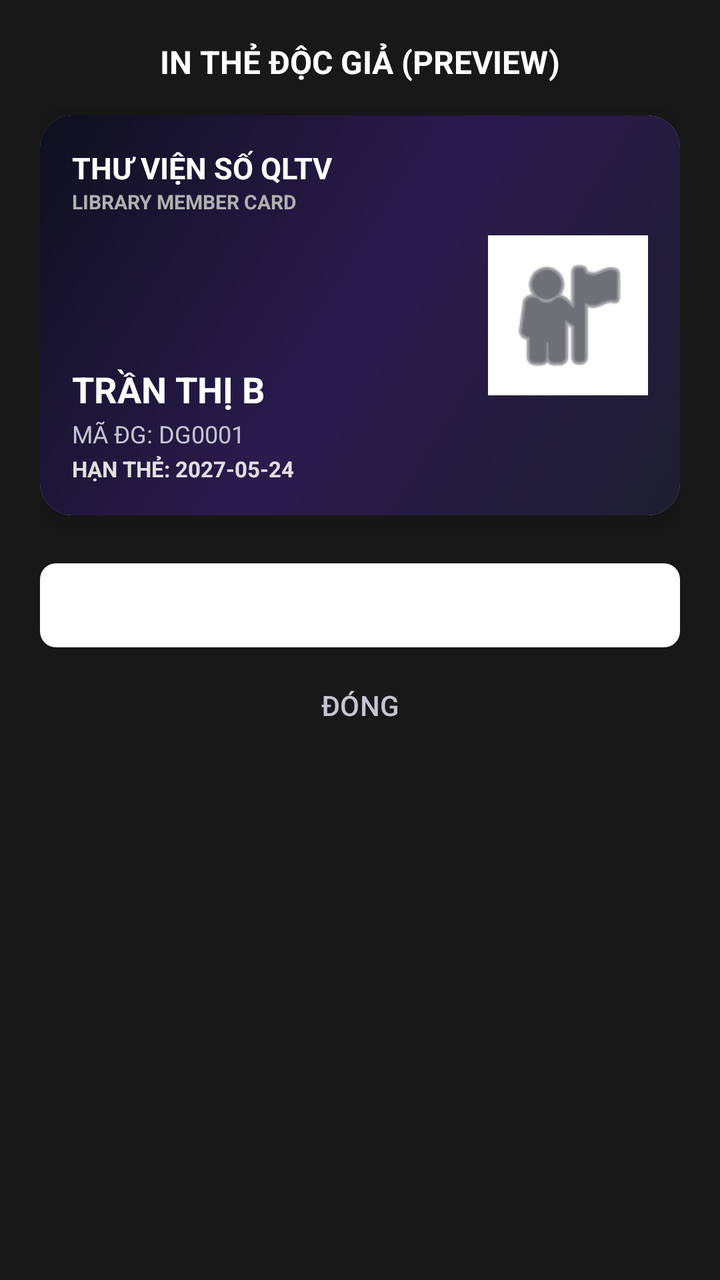
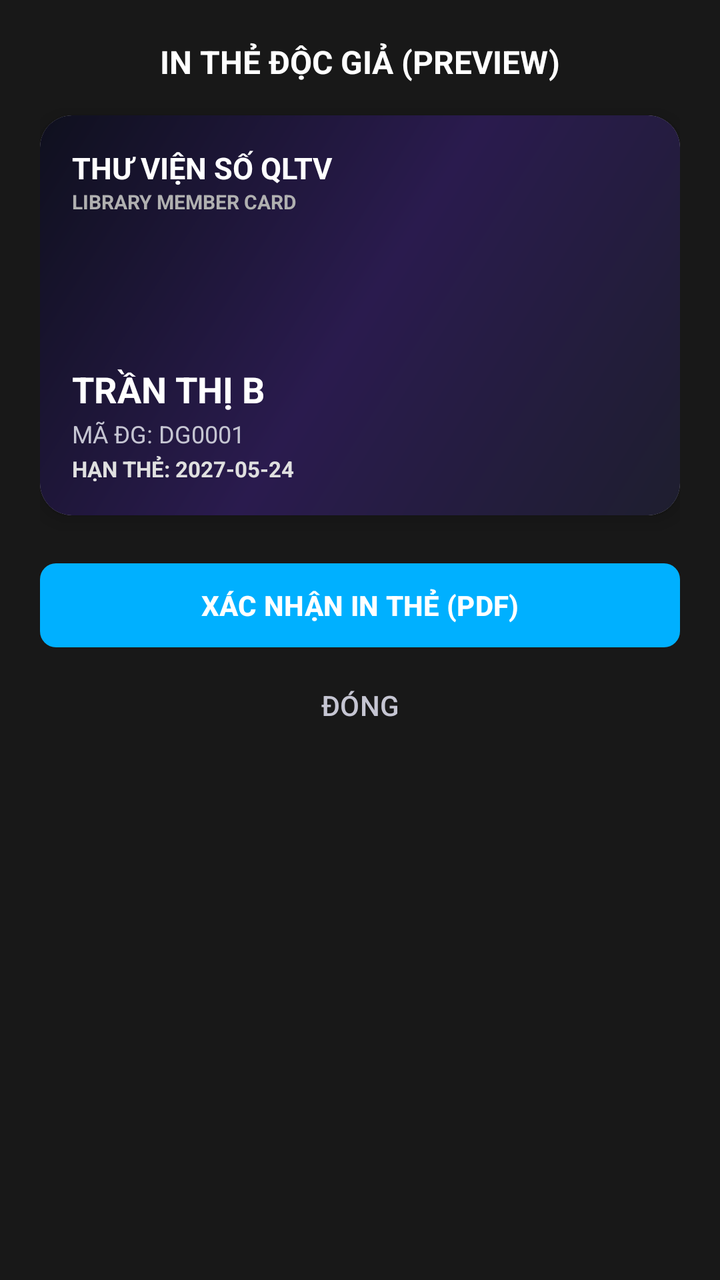

Compare the two renders of this Android layout. The source of the first and the diff that turns it into the second are given below.
<!-- AndroidManifest.xml: application theme Theme.QLTV -->
<!-- res/layout/dialog_card_preview.xml -->
<?xml version="1.0" encoding="utf-8"?>
<LinearLayout xmlns:android="http://schemas.android.com/apk/res/android"
    xmlns:app="http://schemas.android.com/apk/res-auto"
    android:layout_width="match_parent"
    android:layout_height="wrap_content"
    android:background="#181818"
    android:orientation="vertical"
    android:padding="20dp">

    <TextView
        android:layout_width="wrap_content"
        android:layout_height="wrap_content"
        android:layout_gravity="center"
        android:layout_marginBottom="16dp"
        android:text="IN THẺ ĐỘC GIẢ (PREVIEW)"
        android:textColor="#FFFFFF"
        android:textSize="16sp"
        android:textStyle="bold" />

    
    <androidx.cardview.widget.CardView
        android:id="@+id/cardLayout"
        android:layout_width="match_parent"
        android:layout_height="200dp"
        android:layout_marginBottom="20dp"
        app:cardCornerRadius="16dp"
        app:cardElevation="6dp">

        
        <RelativeLayout
            android:layout_width="match_parent"
            android:layout_height="match_parent"
            android:background="@drawable/login_gradient"
            android:padding="16dp">

            <TextView
                android:id="@+id/txtCardApp"
                android:layout_width="wrap_content"
                android:layout_height="wrap_content"
                android:text="THƯ VIỆN SỐ QLTV"
                android:textColor="#FFFFFF"
                android:textSize="15sp"
                android:textStyle="bold" />

            <TextView
                android:layout_width="wrap_content"
                android:layout_height="wrap_content"
                android:layout_below="@id/txtCardApp"
                android:text="LIBRARY MEMBER CARD"
                android:textColor="#B0B0B0"
                android:textSize="10sp"
                android:textStyle="bold" />

            <LinearLayout
                android:layout_width="wrap_content"
                android:layout_height="wrap_content"
                android:layout_alignParentBottom="true"
                android:orientation="vertical">

                <TextView
                    android:id="@+id/txtCardName"
                    android:layout_width="wrap_content"
                    android:layout_height="wrap_content"
                    android:text="TRẦN THỊ B"
                    android:textColor="#FFFFFF"
                    android:textSize="18sp"
                    android:textStyle="bold" />

                <TextView
                    android:id="@+id/txtCardCode"
                    android:layout_width="wrap_content"
                    android:layout_height="wrap_content"
                    android:layout_marginTop="2dp"
                    android:text="MÃ ĐG: DG0001"
                    android:textColor="#C5C5D2"
                    android:textSize="12sp" />

                <TextView
                    android:id="@+id/txtCardExpiry"
                    android:layout_width="wrap_content"
                    android:layout_height="wrap_content"
                    android:layout_marginTop="2dp"
                    android:text="HẠN THẺ: 2027-05-24"
                    android:textColor="#E0E0E0"
                    android:textSize="11sp"
                    android:textStyle="bold" />
            </LinearLayout>

            
            <ImageView
                android:id="@+id/imgCardQR"
                android:layout_width="80dp"
                android:layout_height="80dp"
                android:layout_alignParentEnd="true"
                android:layout_centerVertical="true"
                android:background="#FFFFFF"
                android:contentDescription="QR Code"
                android:padding="6dp"
                android:src="@android:drawable/ic_menu_myplaces"
                app:tint="#0F101E" />

        </RelativeLayout>
    </androidx.cardview.widget.CardView>

    <com.google.android.material.button.MaterialButton
        android:id="@+id/btnCardPrintSubmit"
        android:layout_width="match_parent"
        android:layout_height="50dp"
        android:text="XÁC NHẬN IN THẺ (PDF)"
        android:textColor="#FFFFFF"
        android:textStyle="bold"
        app:backgroundTint="#FFFFFF"
        app:cornerRadius="8dp" />

    <com.google.android.material.button.MaterialButton
        android:id="@+id/btnCardPrintClose"
        style="@style/Widget.Material3.Button.TextButton"
        android:layout_width="match_parent"
        android:layout_height="50dp"
        android:text="ĐÓNG"
        android:textColor="#C5C5D2" />

</LinearLayout>
<!-- resources referenced by this layout -->
<resources>
  <!-- drawable login_gradient (drawable) -->
  <?xml version="1.0" encoding="utf-8"?>
  <shape xmlns:android="http://schemas.android.com/apk/res/android"
      android:shape="rectangle">
      <gradient
          android:angle="135"
          android:startColor="#1E1E2F"
          android:centerColor="#2A1B4E"
          android:endColor="#0F101E"
          android:type="linear" />
  </shape>
  <style name="Theme.QLTV" parent="Base.Theme.QLTV" />
  <style name="Base.Theme.QLTV" parent="Theme.Material3.DayNight.NoActionBar">
          
          
      </style>
</resources>

<!-- the commit's change to res/layout/dialog_card_preview.xml (unified diff, before → after) -->
@@ -86,19 +86,6 @@
                     android:textStyle="bold" />
             </LinearLayout>
 
-            
-            <ImageView
-                android:id="@+id/imgCardQR"
-                android:layout_width="80dp"
-                android:layout_height="80dp"
-                android:layout_alignParentEnd="true"
-                android:layout_centerVertical="true"
-                android:background="#FFFFFF"
-                android:contentDescription="QR Code"
-                android:padding="6dp"
-                android:src="@android:drawable/ic_menu_myplaces"
-                app:tint="#0F101E" />
-
         </RelativeLayout>
     </androidx.cardview.widget.CardView>
 
@@ -109,7 +96,7 @@
         android:text="XÁC NHẬN IN THẺ (PDF)"
         android:textColor="#FFFFFF"
         android:textStyle="bold"
-        app:backgroundTint="#FFFFFF"
+        app:backgroundTint="#00B0FF"
         app:cornerRadius="8dp" />
 
     <com.google.android.material.button.MaterialButton
